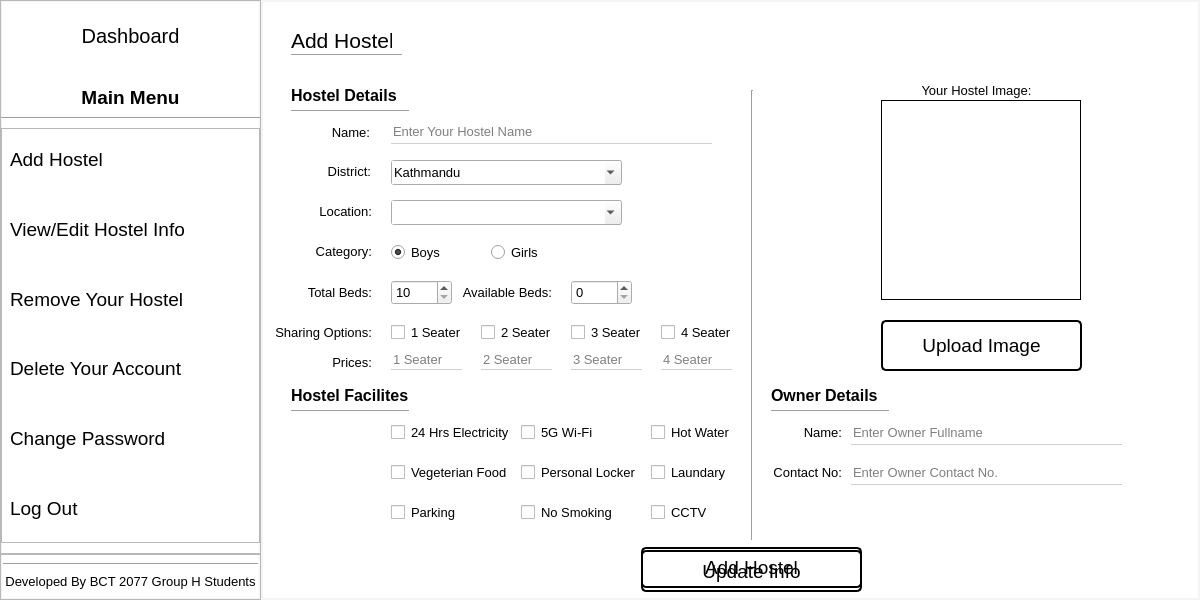
Before: the Qt Designer form HostelFinder/dashboard.ui in itsanmol124/HostelFinder, drawn with Qt 5.
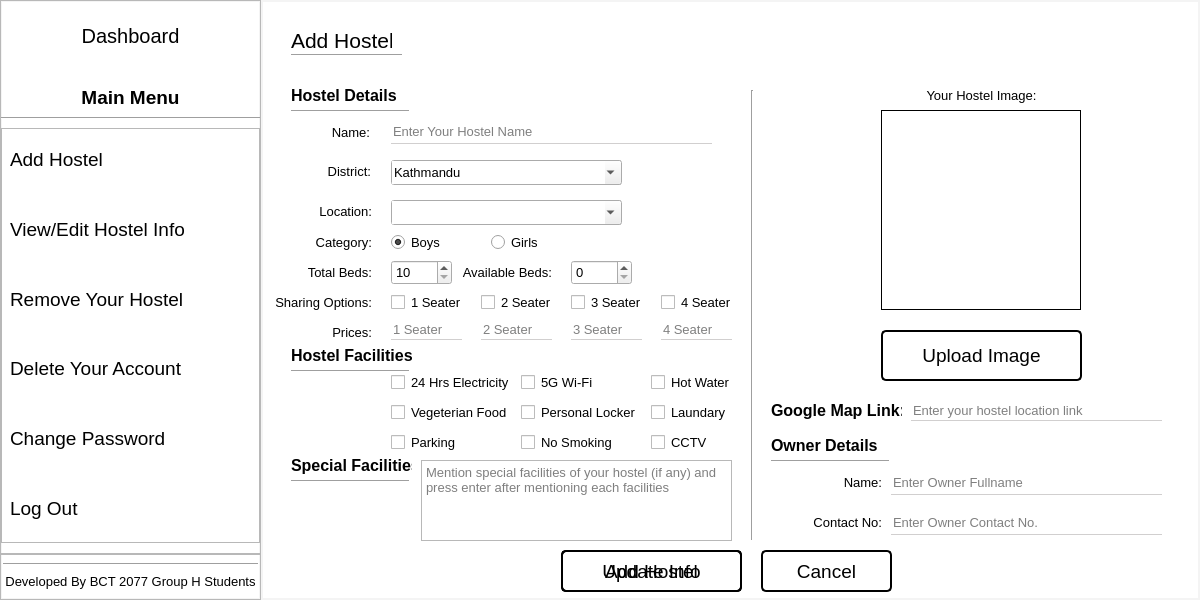
After: the same form once the commit is applied. Icons and pictures are not drawn.

```diff
--- a/HostelFinder/dashboard.ui
+++ b/HostelFinder/dashboard.ui
@@ -586,7 +586,7 @@
             <property name="geometry">
              <rect>
               <x>250</x>
-              <y>340</y>
+              <y>290</y>
               <width>120</width>
               <height>25</height>
              </rect>
@@ -602,7 +602,7 @@
             <property name="geometry">
              <rect>
               <x>250</x>
-              <y>420</y>
+              <y>350</y>
               <width>120</width>
               <height>25</height>
              </rect>
@@ -617,8 +617,8 @@
            <widget class="QLabel" name="label_13">
             <property name="geometry">
              <rect>
-              <x>480</x>
-              <y>340</y>
+              <x>520</x>
+              <y>390</y>
               <width>91</width>
               <height>25</height>
              </rect>
@@ -634,7 +634,7 @@
             <property name="geometry">
              <rect>
               <x>380</x>
-              <y>340</y>
+              <y>290</y>
               <width>120</width>
               <height>25</height>
              </rect>
@@ -666,7 +666,7 @@
             <property name="geometry">
              <rect>
               <x>120</x>
-              <y>380</y>
+              <y>320</y>
               <width>120</width>
               <height>25</height>
              </rect>
@@ -682,7 +682,7 @@
             <property name="geometry">
              <rect>
               <x>610</x>
-              <y>240</y>
+              <y>250</y>
               <width>201</width>
               <height>51</height>
              </rect>
@@ -729,7 +729,7 @@
             <property name="geometry">
              <rect>
               <x>-10</x>
-              <y>270</y>
+              <y>240</y>
               <width>111</width>
               <height>25</height>
              </rect>
@@ -745,7 +745,7 @@
             <property name="geometry">
              <rect>
               <x>300</x>
-              <y>240</y>
+              <y>210</y>
               <width>71</width>
               <height>25</height>
              </rect>
@@ -761,7 +761,7 @@
             <property name="geometry">
              <rect>
               <x>-10</x>
-              <y>240</y>
+              <y>210</y>
               <width>111</width>
               <height>25</height>
              </rect>
@@ -777,7 +777,7 @@
             <property name="geometry">
              <rect>
               <x>500</x>
-              <y>330</y>
+              <y>380</y>
               <width>118</width>
               <height>3</height>
              </rect>
@@ -790,7 +790,7 @@
             <property name="geometry">
              <rect>
               <x>380</x>
-              <y>420</y>
+              <y>350</y>
               <width>120</width>
               <height>25</height>
              </rect>
@@ -806,7 +806,7 @@
             <property name="geometry">
              <rect>
               <x>20</x>
-              <y>300</y>
+              <y>260</y>
               <width>121</width>
               <height>31</height>
              </rect>
@@ -816,14 +816,14 @@
 font-size : 12pt;</string>
             </property>
             <property name="text">
-             <string>Hostel Facilites</string>
+             <string>Hostel Facilities</string>
             </property>
            </widget>
            <widget class="QLineEdit" name="in_ownerContact">
             <property name="geometry">
              <rect>
-              <x>580</x>
-              <y>380</y>
+              <x>620</x>
+              <y>430</y>
               <width>271</width>
               <height>25</height>
              </rect>
@@ -836,7 +836,7 @@
             <property name="geometry">
              <rect>
               <x>220</x>
-              <y>160</y>
+              <y>150</y>
               <width>70</width>
               <height>25</height>
              </rect>
@@ -870,10 +870,10 @@
            <widget class="QPushButton" name="addHostelBtn">
             <property name="geometry">
              <rect>
-              <x>370</x>
-              <y>467</y>
-              <width>221</width>
-              <height>41</height>
+              <x>290</x>
+              <y>470</y>
+              <width>181</width>
+              <height>42</height>
              </rect>
             </property>
             <property name="text">
@@ -884,7 +884,7 @@
             <property name="geometry">
              <rect>
               <x>120</x>
-              <y>200</y>
+              <y>180</y>
               <width>61</width>
               <height>25</height>
              </rect>
@@ -897,7 +897,7 @@
             <property name="geometry">
              <rect>
               <x>500</x>
-              <y>300</y>
+              <y>350</y>
               <width>121</width>
               <height>31</height>
              </rect>
@@ -914,7 +914,7 @@
             <property name="geometry">
              <rect>
               <x>120</x>
-              <y>240</y>
+              <y>210</y>
               <width>71</width>
               <height>25</height>
              </rect>
@@ -930,7 +930,7 @@
             <property name="geometry">
              <rect>
               <x>610</x>
-              <y>20</y>
+              <y>30</y>
               <width>200</width>
               <height>200</height>
              </rect>
@@ -949,7 +949,7 @@
             <property name="geometry">
              <rect>
               <x>300</x>
-              <y>200</y>
+              <y>180</y>
               <width>61</width>
               <height>25</height>
              </rect>
@@ -959,7 +959,7 @@
             <property name="geometry">
              <rect>
               <x>20</x>
-              <y>330</y>
+              <y>290</y>
               <width>118</width>
               <height>3</height>
              </rect>
@@ -972,7 +972,7 @@
             <property name="geometry">
              <rect>
               <x>120</x>
-              <y>270</y>
+              <y>240</y>
               <width>71</width>
               <height>20</height>
              </rect>
@@ -1007,7 +1007,7 @@
             <property name="geometry">
              <rect>
               <x>120</x>
-              <y>420</y>
+              <y>350</y>
               <width>120</width>
               <height>25</height>
              </rect>
@@ -1036,7 +1036,7 @@
             <property name="geometry">
              <rect>
               <x>120</x>
-              <y>340</y>
+              <y>290</y>
               <width>120</width>
               <height>25</height>
              </rect>
@@ -1052,7 +1052,7 @@
             <property name="geometry">
              <rect>
               <x>250</x>
-              <y>380</y>
+              <y>320</y>
               <width>120</width>
               <height>25</height>
              </rect>
@@ -1068,7 +1068,7 @@
             <property name="geometry">
              <rect>
               <x>190</x>
-              <y>200</y>
+              <y>180</y>
               <width>91</width>
               <height>25</height>
              </rect>
@@ -1083,8 +1083,8 @@
            <widget class="QLineEdit" name="in_ownerName">
             <property name="geometry">
              <rect>
-              <x>580</x>
-              <y>340</y>
+              <x>620</x>
+              <y>390</y>
               <width>271</width>
               <height>25</height>
              </rect>
@@ -1097,7 +1097,7 @@
             <property name="geometry">
              <rect>
               <x>300</x>
-              <y>270</y>
+              <y>240</y>
               <width>71</width>
               <height>20</height>
              </rect>
@@ -1110,7 +1110,7 @@
             <property name="geometry">
              <rect>
               <x>390</x>
-              <y>270</y>
+              <y>240</y>
               <width>71</width>
               <height>20</height>
              </rect>
@@ -1123,7 +1123,7 @@
             <property name="geometry">
              <rect>
               <x>120</x>
-              <y>160</y>
+              <y>150</y>
               <width>81</width>
               <height>25</height>
              </rect>
@@ -1142,7 +1142,7 @@
             <property name="geometry">
              <rect>
               <x>-10</x>
-              <y>200</y>
+              <y>180</y>
               <width>111</width>
               <height>25</height>
              </rect>
@@ -1158,7 +1158,7 @@
             <property name="geometry">
              <rect>
               <x>210</x>
-              <y>270</y>
+              <y>240</y>
               <width>71</width>
               <height>20</height>
              </rect>
@@ -1188,7 +1188,7 @@
             <property name="geometry">
              <rect>
               <x>390</x>
-              <y>240</y>
+              <y>210</y>
               <width>71</width>
               <height>25</height>
              </rect>
@@ -1204,7 +1204,7 @@
             <property name="geometry">
              <rect>
               <x>380</x>
-              <y>380</y>
+              <y>320</y>
               <width>120</width>
               <height>25</height>
              </rect>
@@ -1232,8 +1232,8 @@
            <widget class="QLabel" name="label_14">
             <property name="geometry">
              <rect>
-              <x>480</x>
-              <y>380</y>
+              <x>520</x>
+              <y>430</y>
               <width>91</width>
               <height>25</height>
              </rect>
@@ -1249,7 +1249,7 @@
             <property name="geometry">
              <rect>
               <x>-10</x>
-              <y>159</y>
+              <y>150</y>
               <width>111</width>
               <height>25</height>
              </rect>
@@ -1265,7 +1265,7 @@
             <property name="geometry">
              <rect>
               <x>210</x>
-              <y>240</y>
+              <y>210</y>
               <width>71</width>
               <height>25</height>
              </rect>
@@ -1293,9 +1293,9 @@
            <widget class="QPushButton" name="updateHostelBtn">
             <property name="geometry">
              <rect>
-              <x>370</x>
+              <x>290</x>
               <y>470</y>
-              <width>221</width>
+              <width>181</width>
               <height>42</height>
              </rect>
             </property>
@@ -1311,8 +1311,8 @@
              <rect>
               <x>610</x>
               <y>0</y>
-              <width>191</width>
-              <height>20</height>
+              <width>201</width>
+              <height>31</height>
              </rect>
             </property>
             <property name="text">
@@ -1322,6 +1322,107 @@
              <set>Qt::AlignCenter</set>
             </property>
            </widget>
+           <widget class="QLabel" name="label_15">
+            <property name="geometry">
+             <rect>
+              <x>500</x>
+              <y>320</y>
+              <width>131</width>
+              <height>21</height>
+             </rect>
+            </property>
+            <property name="styleSheet">
+             <string notr="true">font-weight : 600;
+font-size : 12pt;</string>
+            </property>
+            <property name="text">
+             <string>Google Map Link:</string>
+            </property>
+           </widget>
+           <widget class="QLineEdit" name="in_mapUrl">
+            <property name="geometry">
+             <rect>
+              <x>640</x>
+              <y>320</y>
+              <width>251</width>
+              <height>21</height>
+             </rect>
+            </property>
+            <property name="placeholderText">
+             <string>Enter your hostel location link</string>
+            </property>
+           </widget>
+           <widget class="QPushButton" name="addEditPageCancelBtn">
+            <property name="geometry">
+             <rect>
+              <x>490</x>
+              <y>470</y>
+              <width>131</width>
+              <height>42</height>
+             </rect>
+            </property>
+            <property name="cursor">
+             <cursorShape>PointingHandCursor</cursorShape>
+            </property>
+            <property name="styleSheet">
+             <string notr="true">padding:2px;</string>
+            </property>
+            <property name="text">
+             <string>Cancel</string>
+            </property>
+            <property name="iconSize">
+             <size>
+              <width>22</width>
+              <height>22</height>
+             </size>
+            </property>
+           </widget>
+           <widget class="QLabel" name="label_16">
+            <property name="geometry">
+             <rect>
+              <x>20</x>
+              <y>370</y>
+              <width>121</width>
+              <height>31</height>
+             </rect>
+            </property>
+            <property name="styleSheet">
+             <string notr="true">font-weight : 600;
+font-size : 12pt;</string>
+            </property>
+            <property name="text">
+             <string>Special Facilities</string>
+            </property>
+           </widget>
+           <widget class="QTextEdit" name="in_specialFacilities">
+            <property name="geometry">
+             <rect>
+              <x>150</x>
+              <y>380</y>
+              <width>311</width>
+              <height>81</height>
+             </rect>
+            </property>
+            <property name="styleSheet">
+             <string notr="true"/>
+            </property>
+            <property name="placeholderText">
+             <string>Mention special facilities of your hostel (if any) and press enter after mentioning each facilities</string>
+            </property>
+           </widget>
+           <widget class="Line" name="line_5">
+            <property name="geometry">
+             <rect>
+              <x>20</x>
+              <y>400</y>
+              <width>118</width>
+              <height>3</height>
+             </rect>
+            </property>
+            <property name="orientation">
+             <enum>Qt::Horizontal</enum>
+            </property>
+           </widget>
           </widget>
           <widget class="Line" name="line_signUp">
            <property name="geometry">
```
Left out of the diff: 82 changed lines with no effect on the pictures.
